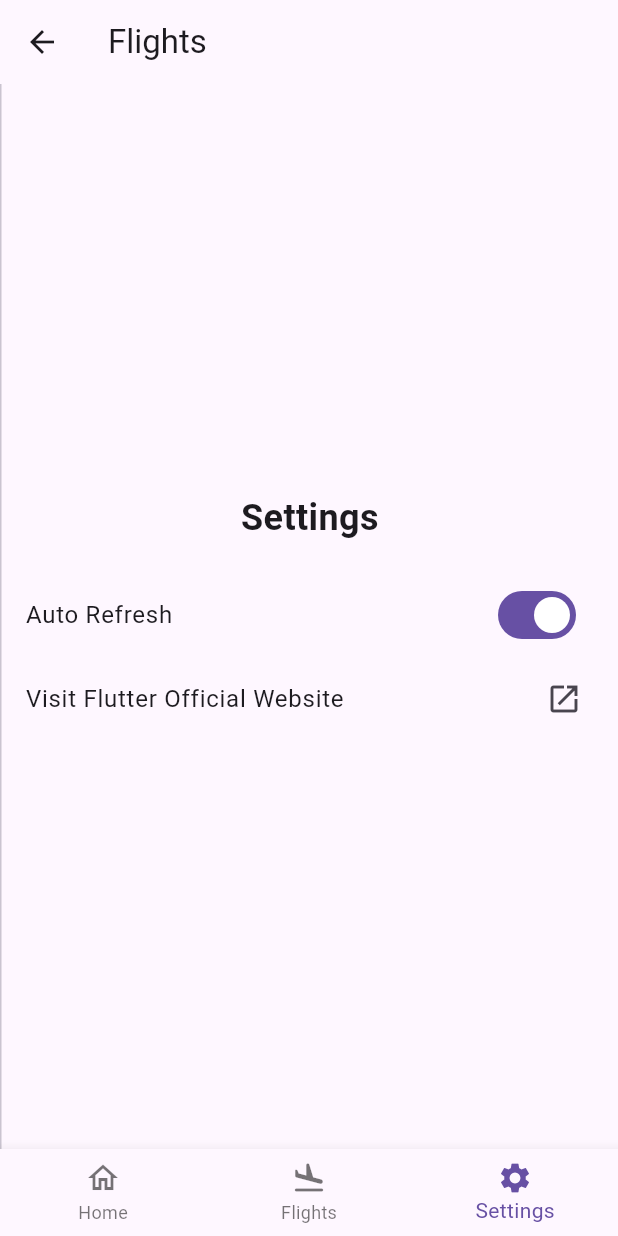
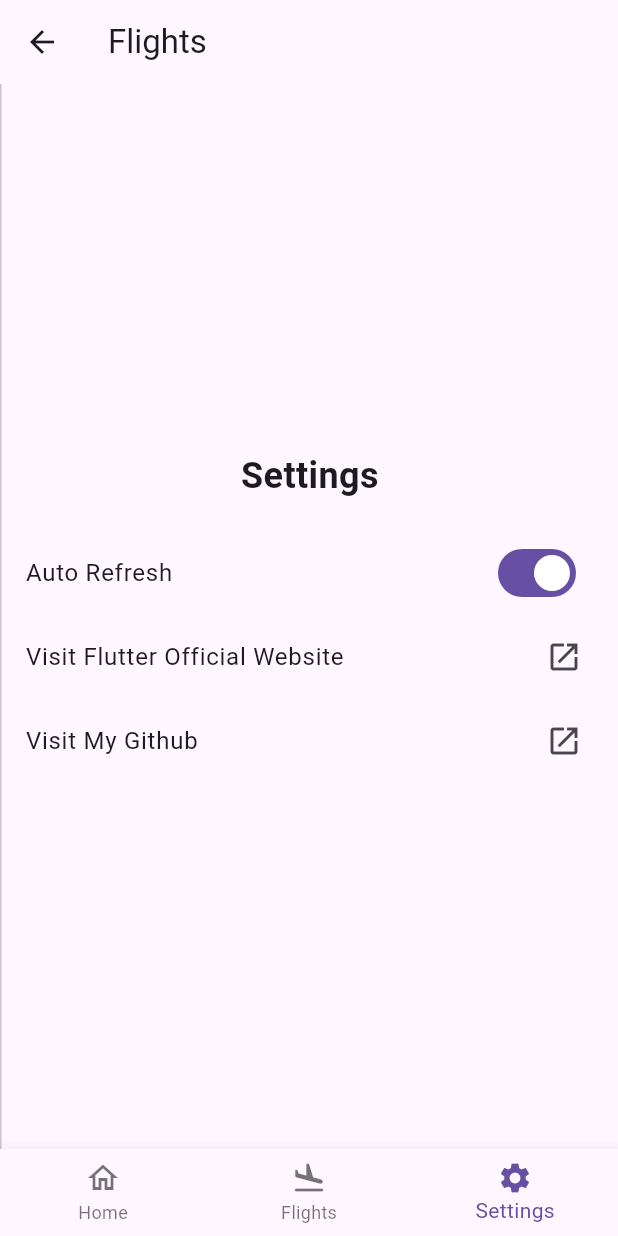
Before and after one commit to kamel404/Flight-App, a Flutter app: the FlightsPage screen opened directly, item 3 of the bottom bar chosen, after a tap on "Visit Flutter Official Website", on a phone screen of 412 x 824 dp. Run offline on Flutter 3.47's test engine with Material 3 defaults, Android fonts, the phone set to English and light mode, and no system bars; our stand-ins replace shared_preferences; accounts and stored records are empty; network calls fail.

```diff
--- a/lib/flights_page.dart
+++ b/lib/flights_page.dart
@@ -1,4 +1,4 @@
-// ignore_for_file: library_private_types_in_public_api, unnecessary_const, prefer_const_constructors, use_key_in_widget_constructors
+// ignore_for_file: library_private_types_in_public_api, unnecessary_const, prefer_const_constructors, use_key_in_widget_constructors, non_constant_identifier_names
 
 import 'dart:convert';
 import 'package:flutter/material.dart';
@@ -261,7 +261,7 @@ class HomePage extends StatelessWidget {
               ),
               const SizedBox(height: 30),
               Text(
-                'Featured Flights:',
+                'Lorem Ipsum:',
                 style: TextStyle(
                     fontSize: 24,
                     fontWeight: FontWeight.bold,
@@ -275,9 +275,9 @@ class HomePage extends StatelessWidget {
                   borderRadius: BorderRadius.circular(10),
                 ),
                 child: Center(
-                  child: Text(
-                    'Featured flights will go here.',
-                    style: TextStyle(fontSize: 18, color: Colors.black54),
+                  child: Image.asset(
+                    'flightImage.jpg',
+                    // fit: BoxFit.fill,
                   ),
                 ),
               ),
@@ -367,6 +367,7 @@ class SettingsPage extends StatelessWidget {
   final bool autoRefresh;
   final VoidCallback toggleAutoRefresh;
   final Uri flutterUrl = Uri.parse('https://flutter.dev');
+  final Uri GithubUrl = Uri.parse('https://github.com/kamel404');
 
   SettingsPage({
     super.key,
@@ -377,6 +378,14 @@ class SettingsPage extends StatelessWidget {
   Future<void> _launchFlutterWebsite() async {
     if (await canLaunchUrl(flutterUrl)) {
       await launchUrl(flutterUrl, mode: LaunchMode.externalApplication);
+    } else {
+      throw 'Could not launch $flutterUrl';
+    }
+  }
+
+  Future<void> _launchMyGithub() async {
+    if (await canLaunchUrl(GithubUrl)) {
+      await launchUrl(GithubUrl, mode: LaunchMode.externalApplication);
     } else {
       throw 'Could not launch $flutterUrl';
     }
@@ -404,6 +413,11 @@ class SettingsPage extends StatelessWidget {
             title: Text('Visit Flutter Official Website'),
             trailing: Icon(Icons.open_in_new),
             onTap: _launchFlutterWebsite,
+          ),
+          ListTile(
+            title: Text('Visit My Github'),
+            trailing: Icon(Icons.open_in_new),
+            onTap: _launchMyGithub,
           ),
         ],
       ),
--- a/pubspec.yaml
+++ b/pubspec.yaml
@@ -63,8 +63,8 @@ flutter:
   uses-material-design: true
 
   # To add assets to your application, add an assets section, like this:
-  # assets:
-  #   - images/a_dot_burr.jpeg
+  assets:
+    - assets/
   #   - images/a_dot_ham.jpeg
 
   # An image asset can refer to one or more resolution-specific "variants", see
```
Also changed, not shown: assets/flightImage.jpg (added).
